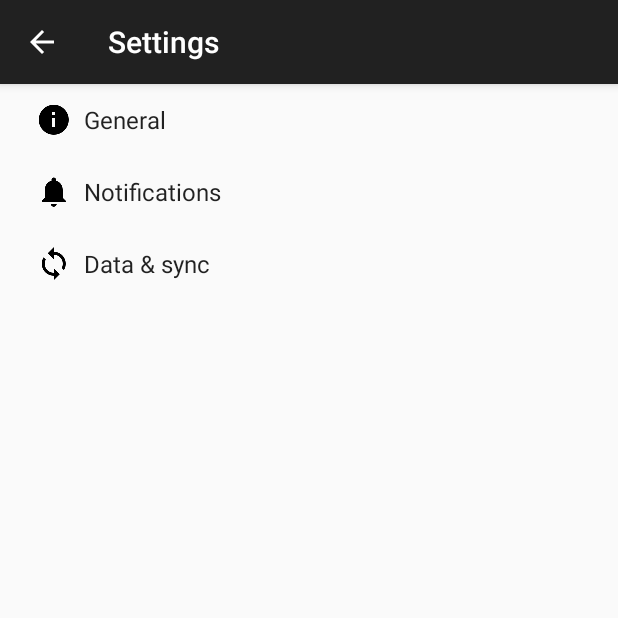
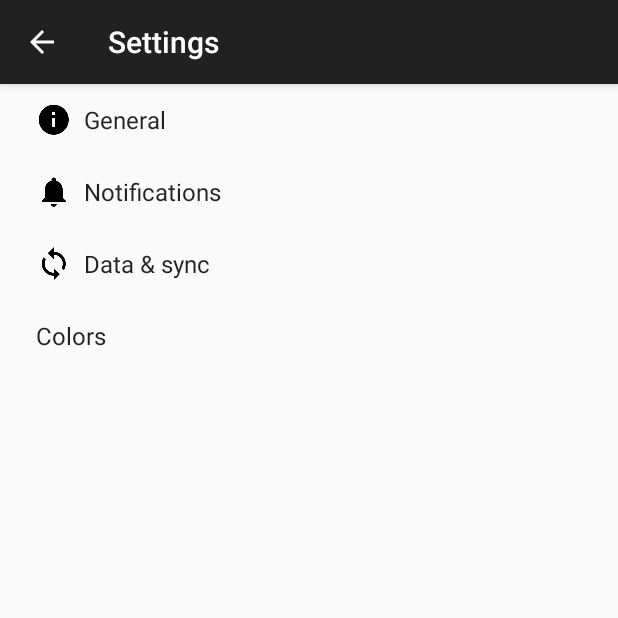
Before and after one commit to Kayu/RandomFacts, an Android app: the screen it shows after launch (SettingsActivity), after a tap on "SETTINGS", on a phone screen of 412 x 824 dp, the top half of it. Run offline under Robolectric (Android 15) with nearby library versions, the phone set to English and light mode, and no system bars.

Commit message:
settingActivity working, fix bg color changes

```diff
--- a/app/src/main/AndroidManifest.xml
+++ b/app/src/main/AndroidManifest.xml
@@ -26,7 +26,7 @@
         <activity
             android:name=".SettingsActivity"
             android:label="@string/title_activity_settings"
-            android:parentActivityName=".MainActivity"/>
+            />
     </application>
 
 </manifest>
--- a/app/src/main/java/com/example/kayuho/randomfacts/MainActivity.java
+++ b/app/src/main/java/com/example/kayuho/randomfacts/MainActivity.java
@@ -30,11 +30,26 @@ public class MainActivity extends AppCompatActivity {
             }
         });
 
-        SharedPreferences sp = PreferenceManager.getDefaultSharedPreferences(getApplicationContext());
-        sp.getString("pref_key", "EN");
-
     }
 
+    @Override
+    protected void onResume() {
+        super.onResume();
+        SharedPreferences getPrefs = PreferenceManager.getDefaultSharedPreferences(getApplicationContext());
+        String bg_color = getPrefs.getString("pref_color", "1");
+        View mainLayout = findViewById(R.id.mainLayout);
+
+        switch(bg_color){
+            case "1":mainLayout.setBackgroundColor(getResources().getColor(R.color.white));
+                break;
+            case "2":mainLayout.setBackgroundColor(getResources().getColor(R.color.red));
+                break;
+            case "3":mainLayout.setBackgroundColor(getResources().getColor(R.color.blue));
+                break;
+            case "4":mainLayout.setBackgroundColor(getResources().getColor(R.color.green));
+                break;
+        }
+    }
 
     @Override
     public boolean onCreateOptionsMenu(Menu menu) {
@@ -48,11 +63,14 @@ public class MainActivity extends AppCompatActivity {
         // as you specify a parent activity in AndroidManifest.xml.
         int id = item.getItemId();
         RelativeLayout main = (RelativeLayout) findViewById(R.id.mainLayout);
+        switch(id) {
+            case R.id.action_settings:
+                Intent intent = new Intent(this, SettingsActivity.class);
+                startActivity(intent);
+                break;
+        }
         return super.onOptionsItemSelected(item);
     }
-
-
-
 
     public void goToCrazyFacts(View v){
         android.util.Log.i("DEBUG", "It would be nice if you guys were all Android experts");
--- a/app/src/main/res/menu/menu.xml
+++ b/app/src/main/res/menu/menu.xml
@@ -4,7 +4,7 @@
     xmlns:tools="http://schemas.android.com/tools"
     tools:context=".MainActivity">
     <item android:id="@+id/action_settings"
-        android:title="@string/some_settings"
+        android:title="@string/settings"
         android:orderInCategory="100"
         app:showAsAction="never"/>
 
--- a/app/src/main/res/values/colors.xml
+++ b/app/src/main/res/values/colors.xml
@@ -3,4 +3,8 @@
     <color name="colorPrimary">#3F51B5</color>
     <color name="colorPrimaryDark">#303F9F</color>
     <color name="colorAccent">#FF4081</color>
+    <color name="white">#FFFFFF</color>
+    <color name="red">#FF0000</color>
+    <color name="blue">#00CCFF</color>
+    <color name="green">#33FF00</color>
 </resources>
--- a/app/src/main/res/values/strings.xml
+++ b/app/src/main/res/values/strings.xml
@@ -1,9 +1,7 @@
 <resources>
-    <string name="some_settings">Some Settings</string>
-    <string name="delete_title">Delete</string>
-    <string name="delete_summary">This function suppose to delete something..... I think?</string>
-    <string name="limit_title">Limit Facts</string>
-    <string name="limit_summary">Testing Testing, is this even working?????</string>
+    <string name="settings">Settings</string>
+    <string name="colors">Colors</string>
+    <string name="colors_summary">RGB</string>
 
     <string name="app_name">RandomFacts</string>
     <string name="welcome">Welcome to our Random Facts Application</string>
@@ -24,19 +22,18 @@
         <item>sports_fact_4</item>
     </string-array>
 
-    <string-array name="listOptions">
-        <item>Option 1</item>
-        <item>Option 2</item>
-        <item>Option 3</item>
+    <string-array name="listColor">
+        <item name="WHITE">White</item>
+        <item name="RED">Red</item>
+        <item name="BLUE">Blue</item>
+        <item name="GREEN">Green</item>
     </string-array>
-
-    <string-array name="listValues">
-        <item>1 is selected</item>
-        <item>2 is selected</item>
-        <item>3 is selected</item>
+    <string-array name="listColor_values">
+        <item>1</item>
+        <item>2</item>
+        <item>3</item>
+        <item>4</item>
     </string-array>
-
-
     <string name="title_activity_settings">Settings</string>
 
     <!-- Strings related to Settings -->
--- /dev/null
+++ b/app/src/main/res/xml/pref_colors.xml
@@ -0,0 +1,11 @@
+<?xml version="1.0" encoding="utf-8"?>
+<PreferenceScreen xmlns:android="http://schemas.android.com/apk/res/android">
+    <ListPreference
+        android:defaultValue="1"
+        android:entries="@array/listColor"
+        android:entryValues="@array/listColor_values"
+        android:key="pref_color"
+        android:negativeButtonText="@null"
+        android:positiveButtonText="@null"
+        android:title="@string/colors_summary" />
+</PreferenceScreen>
--- a/app/src/main/res/xml/pref_headers.xml
+++ b/app/src/main/res/xml/pref_headers.xml
@@ -16,5 +16,9 @@
         android:fragment="com.example.kayuho.randomfacts.SettingsActivity$DataSyncPreferenceFragment"
         android:icon="@drawable/ic_sync_black_24dp"
         android:title="@string/pref_header_data_sync" />
+    <header
+        android:fragment="com.example.kayuho.randomfacts.SettingsActivity$ColorPreferenceFragment"
+        android:title="@string/colors"
+        />
 
 </preference-headers>
```
Also changed, not shown: app/src/main/java/com/example/kayuho/randomfacts/SettingsActivity.java (+35 -1 lines).
